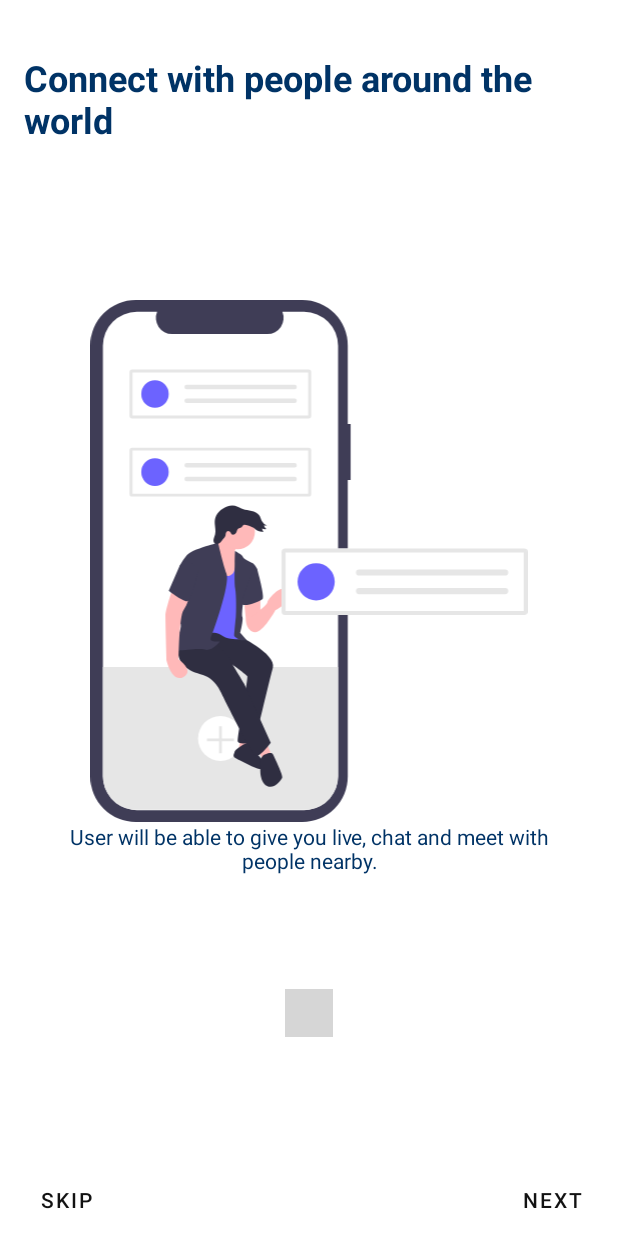
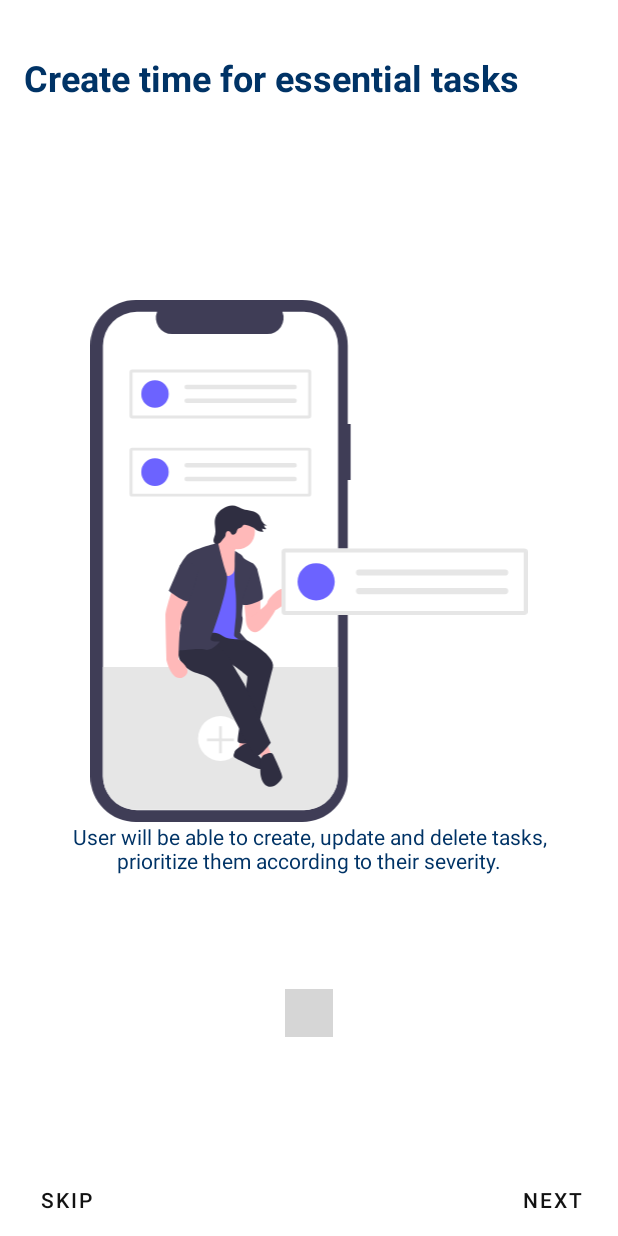
Before and after one commit to carolinemusyoka/NoteApp, an Android app: the screen it shows after launch (OnBoardingActivity), on a phone screen of 412 x 824 dp. Run offline under Robolectric (Android 15) with nearby library versions, the phone set to English and light mode, and no system bars; our stand-ins replace Room's generated code, navigation-ui; libraries missing offline, so code that uses them is left out: com.tbuonomo.viewpagerdotsindicator; plain views replace WormDotsIndicator; Roboto replaces fonts that are not available here; 5 statements that could not run were skipped; grey boxes are pictures that could not be loaded.

Commit message:
update onboarding ui

```diff
--- a/app/src/main/res/layout/onboarding_view.xml
+++ b/app/src/main/res/layout/onboarding_view.xml
@@ -28,11 +28,11 @@
         android:id="@+id/page_indicator"
         android:layout_width="wrap_content"
         android:layout_height="wrap_content"
-        app:dotsColor="@color/colorPrimaryDark"
+        app:dotsColor="@color/colorBlueMidnight"
         app:dotsCornerRadius="8dp"
         app:dotsSize="@dimen/margin_8"
         app:dotsSpacing="@dimen/margin_8"
-        app:dotsStrokeColor="@color/colorPrimary"
+        app:dotsStrokeColor="@color/colorPrimaryDark"
         app:dotsStrokeWidth="1dp"
         app:layout_constraintEnd_toEndOf="parent"
         app:layout_constraintStart_toStartOf="parent"
@@ -56,7 +56,7 @@
         android:layout_width="wrap_content"
         android:layout_height="wrap_content"
         android:layout_marginBottom="@dimen/margin_16"
-        android:backgroundTint="@color/colorBlueMidnight"
+        android:backgroundTint="#6c63ff"
         android:paddingStart="@dimen/padding_30"
         android:paddingTop="@dimen/margin_16"
         android:paddingEnd="@dimen/padding_30"
--- a/app/src/main/res/values/strings.xml
+++ b/app/src/main/res/values/strings.xml
@@ -2,19 +2,19 @@
     <string name="app_name">Note App</string>
 
     <string name="onboarding_slide1_title"></string>
-    <string name="onboarding_slide1_subtitle">Connect with people around the world</string>
-    <string name="onboarding_slide1_desc">User will be able to give you live, chat and meet
-        with people nearby.</string>
+    <string name="onboarding_slide1_subtitle">Create time for essential tasks</string>
+    <string name="onboarding_slide1_desc">User will be able to create, update and delete tasks, prioritize them
+        according to their severity.</string>
 
     <string name="onboarding_slide2_title"></string>
-    <string name="onboarding_slide2_subtitle">Let\'s build connection with new people</string>
-    <string name="onboarding_slide2_desc">Connect helps you locate the people around you who
-        are closest from your home.</string>
+    <string name="onboarding_slide2_subtitle">Find time to do your tasks and delete once done</string>
+    <string name="onboarding_slide2_desc">Note App helps you helps you keep track of the tasks that you will do
+        at a given time.</string>
 
     <string name="onboarding_slide3_title"></string>
-    <string name="onboarding_slide3_subtitle">Feel the happiness</string>
-    <string name="onboarding_slide3_desc">User will be able to give you live, chat and meet
-        with people nearby.</string>
+    <string name="onboarding_slide3_subtitle">Maintain a steady life balance</string>
+    <string name="onboarding_slide3_desc">User will be able to take up one task after another to avoid overworking
+    and ensure personal and career growth.</string>
 
     <string name="title_hint">Title</string>
     <string name="desc_hint" tools:ignore="TypographyEllipsis">Type something...</string>
```
